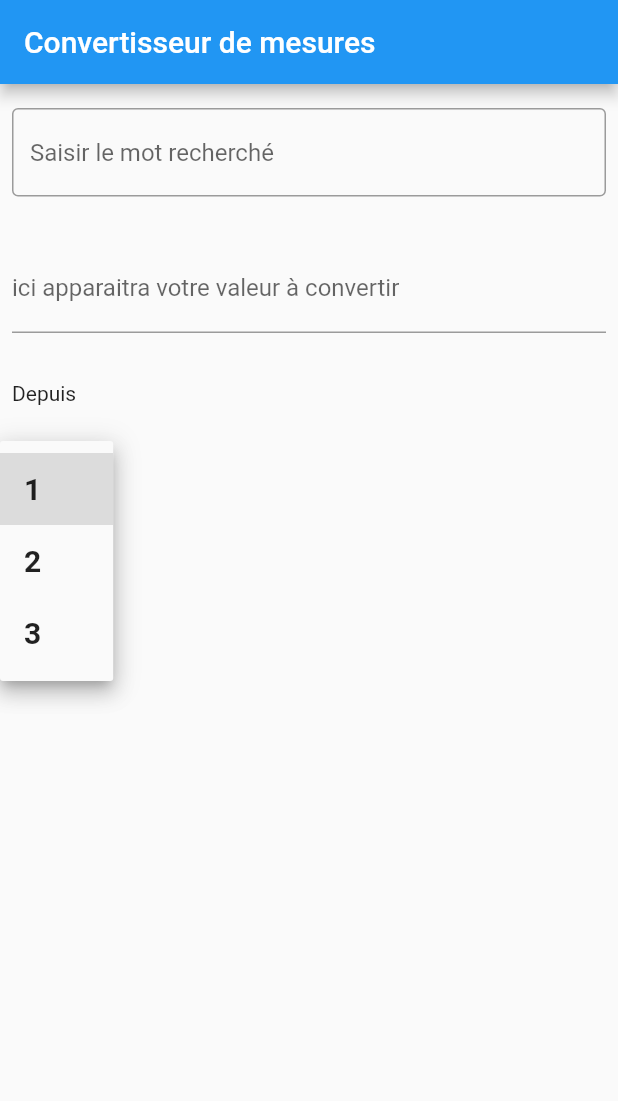
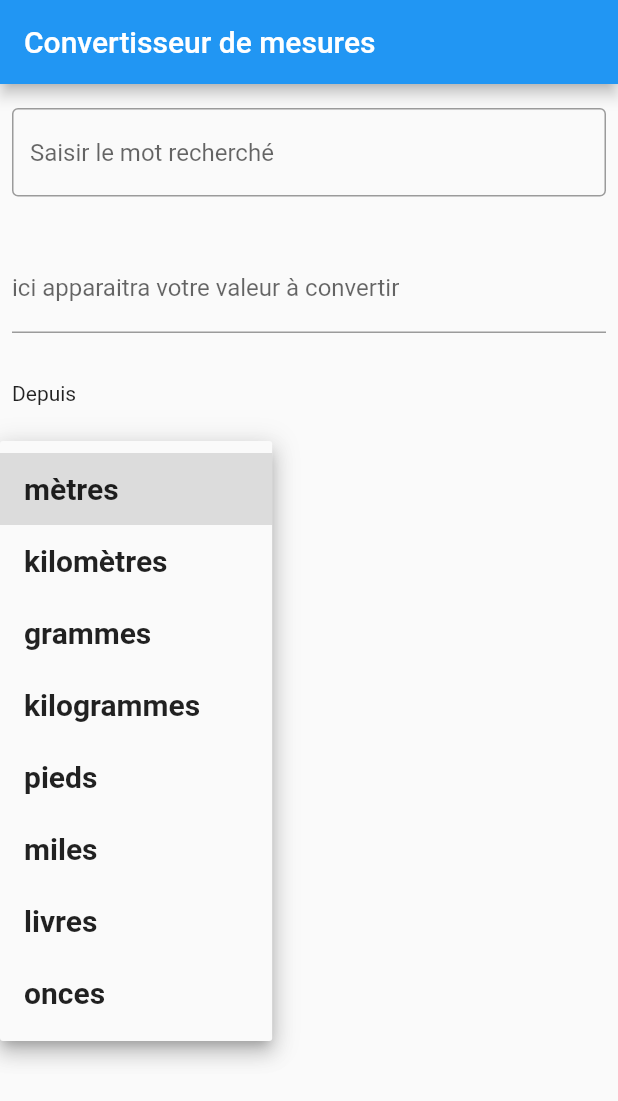
Before and after one commit to LePhostavius/dev_mobile_tp1, a Flutter app: the screen it shows after launch, after a tap on the "arrow drop down" icon, on a phone screen of 412 x 824 dp. Shown: the top 1101 px of the screen. Run offline on Flutter 3.47's test engine with Material 2 defaults, Android fonts, the phone set to English and light mode, and no system bars.

Commit message:
ajout de la liste des mesures

```diff
--- a/flutter_application_1/lib/main.dart
+++ b/flutter_application_1/lib/main.dart
@@ -35,7 +35,16 @@ class MyCustomFormState extends State<MyCustomForm> {
 
   late String _nombreSaisi;
 
-  final items = ['1','2','3'];
+  final List<String> _unitesMesures = [
+    'mètres',
+    'kilomètres',
+    'grammes',
+    'kilogrammes',
+    'pieds',
+    'miles',
+    'livres',
+    'onces'
+  ];
 
 DropdownMenuItem<String> buildMenuItem(String item)=>  DropdownMenuItem(
   value: item,
@@ -88,7 +97,7 @@ child: Text('Depuis'),
 ),
 Padding(
 padding: EdgeInsets.symmetric(horizontal: 8, vertical: 16),
-child : DropdownButton<String>(value: value,items: items.map(buildMenuItem).toList(),
+child : DropdownButton<String>(value: value,items: _unitesMesures.map(buildMenuItem).toList(),
 onChanged: (value) => setState((() => this.value = value),
 ),
 )
```
